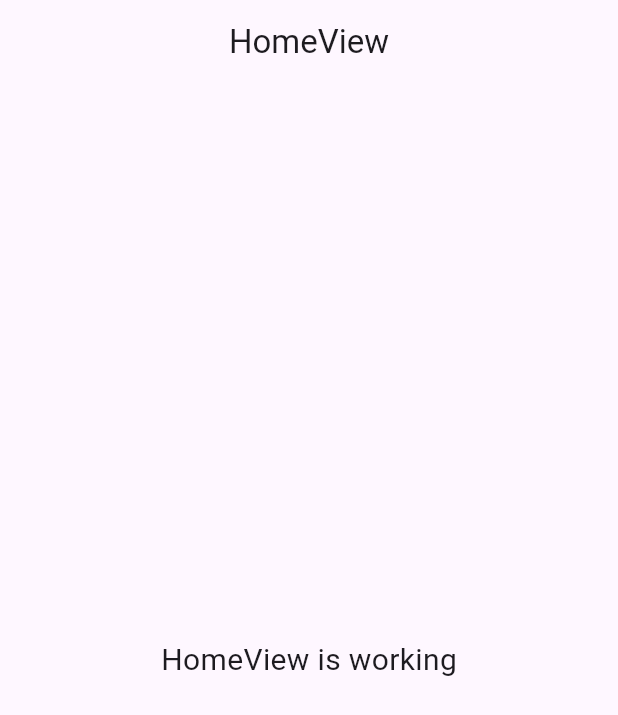
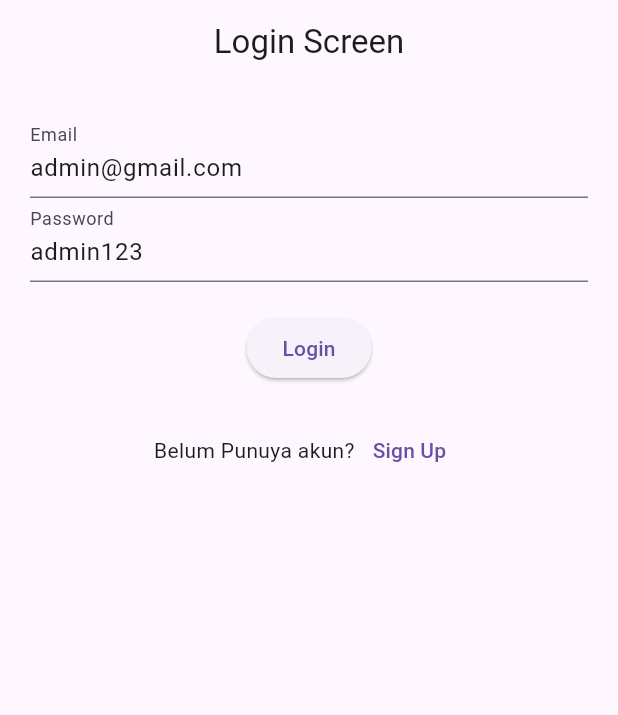
Before and after one commit to Ilham-Bashthotan/latihan_firebase, a Flutter app: the screen it shows after launch, on a phone screen of 412 x 824 dp. Shown: the top 715 px of the screen. Run offline on Flutter 3.47's test engine with Material 3 defaults, Android fonts, the phone set to English and light mode, and no system bars; our stand-ins replace firebase_auth, firebase_core, get; accounts and stored records are empty.

```diff
--- /dev/null
+++ b/lib/app/controllers/auth_controller.dart
@@ -0,0 +1,48 @@
+import 'package:firebase_auth/firebase_auth.dart';
+import 'package:get/get.dart';
+import 'package:latihan_firebase/app/routes/app_pages.dart';
+
+class AuthController extends GetxController {
+  FirebaseAuth auth = FirebaseAuth.instance;
+
+  Stream<User?> get steramAuthStatus => auth.authStateChanges();
+
+  void login(String email, String password) async {
+    try {
+      await auth.signInWithEmailAndPassword(
+        email: email,
+        password: password,
+      );
+      Get.offAllNamed(Routes.HOME);
+    } on FirebaseAuthException catch (e) {
+      if (e.code == 'user-not-found') {
+        print('No user found for that email.');
+      } else if (e.code == 'wrong-password') {
+        print('Wrong password provided for that user.');
+      }
+    }
+  }
+
+  void singup(String email, String password) async {
+    try {
+      await FirebaseAuth.instance.createUserWithEmailAndPassword(
+        email: email,
+        password: password,
+      );
+      Get.offAllNamed(Routes.LOGIN);
+    } on FirebaseAuthException catch (e) {
+      if (e.code == 'weak-password') {
+        print('The password provided is too weak.');
+      } else if (e.code == 'email-already-in-use') {
+        print('The account already exists for that email.');
+      }
+    } catch (e) {
+      print(e);
+    }
+  }
+
+  void logout() async {
+    await auth.signOut();
+    Get.offAllNamed(Routes.LOGIN);
+  }
+}
--- /dev/null
+++ b/lib/app/modules/login/controllers/login_controller.dart
@@ -0,0 +1,15 @@
+import 'package:flutter/material.dart';
+import 'package:get/get.dart';
+
+class LoginController extends GetxController {
+  TextEditingController emailC = TextEditingController(text: "admin@gmail.com");
+  TextEditingController passwordC = TextEditingController(text: "admin123");
+
+  @override
+  void dispose() {
+    emailC.dispose();
+    passwordC.dispose();
+    super.dispose();
+  }
+
+}
--- /dev/null
+++ b/lib/app/modules/login/views/login_view.dart
@@ -0,0 +1,63 @@
+import 'package:flutter/material.dart';
+
+import 'package:get/get.dart';
+import 'package:latihan_firebase/app/controllers/auth_controller.dart';
+import 'package:latihan_firebase/app/routes/app_pages.dart';
+
+import '../controllers/login_controller.dart';
+
+class LoginView extends GetView<LoginController> {
+  LoginView({super.key});
+
+  final authC = Get.find<AuthController>();
+
+  @override
+  Widget build(BuildContext context) {
+    return Scaffold(
+      appBar: AppBar(
+        title: const Text('Login Screen'),
+        centerTitle: true,
+      ),
+      body: Padding(
+        padding: const EdgeInsets.all(20),
+        child: Column(
+          children: [
+            TextField(
+              controller: controller.emailC,
+              decoration: const InputDecoration(
+                labelText: 'Email',
+              ),
+            ),
+            TextField(
+              controller: controller.passwordC,
+              decoration: const InputDecoration(
+                labelText: 'Password',
+              ),
+            ),
+            SizedBox(
+              height: 20,
+            ),
+            ElevatedButton(
+              onPressed: () => authC.login(
+                  controller.emailC.text, controller.passwordC.text),
+              child: const Text('Login'),
+            ),
+            SizedBox(
+              height: 20,
+            ),
+            Row(
+              mainAxisAlignment: MainAxisAlignment.center,
+              children: [
+                const Text('Belum Punuya akun?'),
+                TextButton(
+                  onPressed: () => Get.toNamed(Routes.SINGUP),
+                  child: const Text('Sign Up'),
+                ),
+              ],
+            )
+          ],
+        ),
+      ),
+    );
+  }
+}
--- a/lib/app/routes/app_pages.dart
+++ b/lib/app/routes/app_pages.dart
@@ -2,6 +2,10 @@ import 'package:get/get.dart';
 
 import '../modules/home/bindings/home_binding.dart';
 import '../modules/home/views/home_view.dart';
+import '../modules/login/bindings/login_binding.dart';
+import '../modules/login/views/login_view.dart';
+import '../modules/singup/bindings/singup_binding.dart';
+import '../modules/singup/views/singup_view.dart';
 
 part 'app_routes.dart';
 
@@ -13,8 +17,18 @@ class AppPages {
   static final routes = [
     GetPage(
       name: _Paths.HOME,
-      page: () => const HomeView(),
+      page: () => HomeView(),
       binding: HomeBinding(),
+    ),
+    GetPage(
+      name: _Paths.LOGIN,
+      page: () => LoginView(),
+      binding: LoginBinding(),
+    ),
+    GetPage(
+      name: _Paths.SINGUP,
+      page: () => SingupView(),
+      binding: SingupBinding(),
     ),
   ];
 }
--- a/lib/app/routes/app_routes.dart
+++ b/lib/app/routes/app_routes.dart
@@ -4,9 +4,13 @@ part of 'app_pages.dart';
 abstract class Routes {
   Routes._();
   static const HOME = _Paths.HOME;
+  static const LOGIN = _Paths.LOGIN;
+  static const SINGUP = _Paths.SINGUP;
 }
 
 abstract class _Paths {
   _Paths._();
   static const HOME = '/home';
+  static const LOGIN = '/login';
+  static const SINGUP = '/singup';
 }
--- /dev/null
+++ b/lib/app/utils/loading.dart
@@ -0,0 +1,17 @@
+import 'package:flutter/material.dart';
+
+class LoadingView extends StatelessWidget {
+  const LoadingView({super.key});
+
+  @override
+  Widget build(BuildContext context) {
+    return MaterialApp(
+      home: Scaffold(
+
+        body: Center(
+          child: CircularProgressIndicator(),
+        ),
+      ),
+    );
+  }
+}
--- a/lib/main.dart
+++ b/lib/main.dart
@@ -1,6 +1,9 @@
+import 'package:firebase_auth/firebase_auth.dart';
 import 'package:flutter/material.dart';
 
 import 'package:get/get.dart';
+import 'package:latihan_firebase/app/controllers/auth_controller.dart';
+import 'package:latihan_firebase/app/utils/loading.dart';
 
 import 'app/routes/app_pages.dart';
 import 'package:firebase_core/firebase_core.dart';
@@ -12,10 +15,28 @@ void main() async {
     options: DefaultFirebaseOptions.currentPlatform,
   );
   runApp(
-    GetMaterialApp(
-      title: "Application",
-      initialRoute: AppPages.INITIAL,
-      getPages: AppPages.routes,
-    ),
+    MyApp(),
   );
 }
+
+class MyApp extends StatelessWidget {
+  final authC = Get.put(AuthController(), permanent: true);
+
+  MyApp({super.key});
+  @override
+  Widget build(BuildContext context) {
+    return StreamBuilder<User?>(
+      stream: authC.steramAuthStatus,
+      builder: (context, snapshot) {
+        if (snapshot.connectionState == ConnectionState.active) {
+          return GetMaterialApp(
+            title: "Application",
+            initialRoute: snapshot.data != null ? Routes.HOME : Routes.LOGIN,
+            getPages: AppPages.routes,
+          );
+        }
+        return LoadingView();
+      },
+    );
+  }
+}
--- a/pubspec.yaml
+++ b/pubspec.yaml
@@ -36,6 +36,7 @@ dependencies:
   cupertino_icons: ^1.0.8
   get: ^4.6.6
   firebase_core: ^3.11.0
+  firebase_auth: ^5.4.2
 
 dev_dependencies:
   flutter_test:
```
Also changed, not shown: lib/app/modules/home/views/home_view.dart (+11 -1 lines), lib/app/modules/login/bindings/login_binding.dart (added, +12 -0 lines), lib/app/modules/singup/bindings/singup_binding.dart (added, +12 -0 lines), lib/app/modules/singup/controllers/singup_controller.dart (added, +14 -0 lines), lib/app/modules/singup/views/singup_view.dart (added, +59 -0 lines), pubspec.lock, 4 other files.
